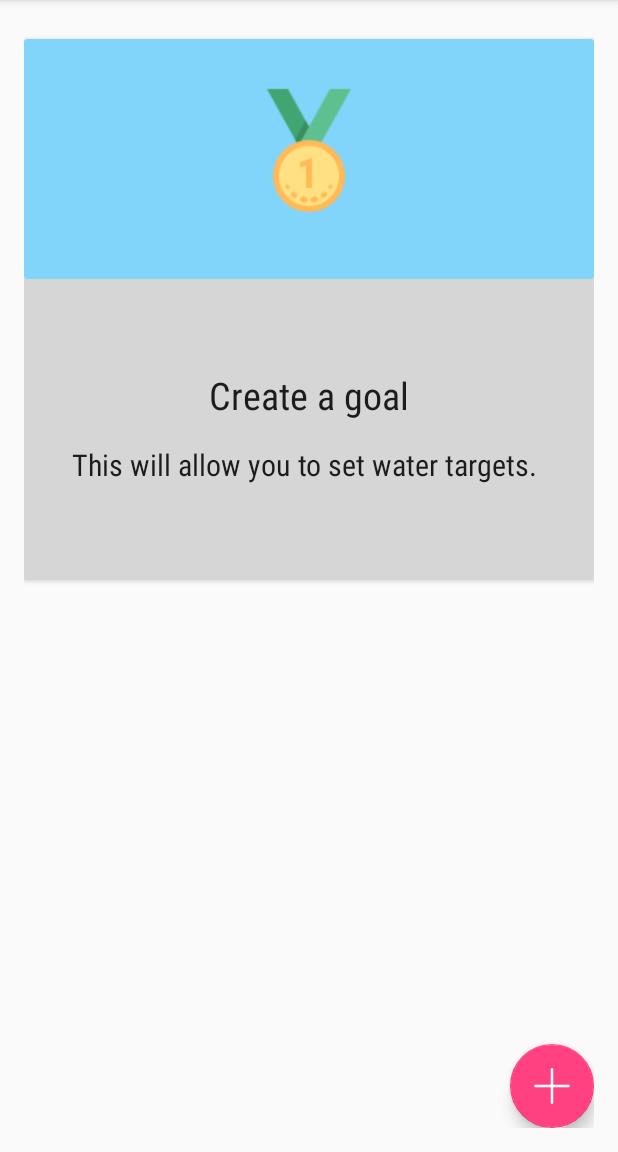
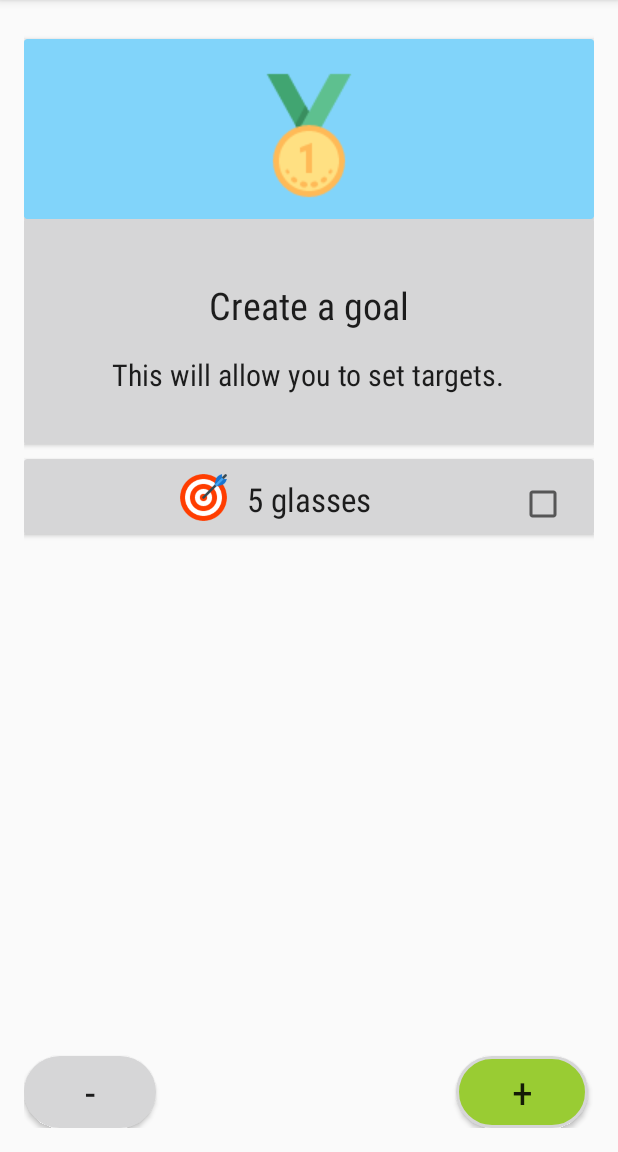
Before and after one commit to nathanoodler29/CleanDrinksApp, an Android app: the GoalActivity screen opened directly, with no data from a screen before it, on a phone screen of 412 x 824 dp, the part 84-1236 px from its top. Run offline under Robolectric (Android 15) with nearby library versions, the phone set to English and light mode, and no system bars.

Commit message:
Updated id's for goal activity and added extra layout attributes to make it compatible with API15, 17 and current API.

```diff
--- a/app/src/main/AndroidManifest.xml
+++ b/app/src/main/AndroidManifest.xml
@@ -30,7 +30,15 @@
         </activity>
         <activity android:name=".SettingsActivity" />
         <activity android:name=".DrinksCategoryTypes" />
-        <activity android:name=".GoalActivity"></activity>
+        <activity android:name=".GoalActivity">
+
+            <intent-filter>
+                <action android:name="android.intent.action.MAIN" />
+
+                <category android:name="android.intent.category.LAUNCHER" />
+            </intent-filter>
+
+        </activity>
     </application>
 
 </manifest>
--- /dev/null
+++ b/app/src/main/res/drawable/circle_green_button.xml
@@ -0,0 +1,16 @@
+<?xml version="1.0" encoding="utf-8"?>
+<shape xmlns:android="http://schemas.android.com/apk/res/android"
+
+    android:shape="rectangle">
+    <corners android:radius="1000dp" />
+    <solid android:color="#99cc33" />
+    <stroke
+        android:width="2dip"
+        android:color="@color/dark_grey" />
+    <padding
+        android:bottom="4dp"
+        android:left="4dp"
+        android:right="4dp"
+        android:top="4dp" />
+</shape>
+    <!--http://www.viralandroid.com/2016/01/circular-button-with-icon-and-text-in-android.html-->
--- /dev/null
+++ b/app/src/main/res/drawable/circle_red_button.xml
@@ -0,0 +1,16 @@
+<?xml version="1.0" encoding="utf-8"?>
+<shape xmlns:android="http://schemas.android.com/apk/res/android"
+
+    android:shape="rectangle">
+    <corners android:radius="1000dp" />
+    <solid android:color="@color/light_grey" />
+    <stroke
+        android:width="2dip"
+        android:color="@color/dark_grey" />
+    <padding
+        android:bottom="4dp"
+        android:left="4dp"
+        android:right="4dp"
+        android:top="4dp" />
+</shape>
+    <!--http://www.viralandroid.com/2016/01/circular-button-with-icon-and-text-in-android.html-->
--- a/app/src/main/res/layout/activity_goal.xml
+++ b/app/src/main/res/layout/activity_goal.xml
@@ -13,25 +13,23 @@
 
 
     <android.support.v7.widget.CardView
-        android:id="@+id/notifications_card"
+        android:id="@+id/goal_heading_card"
         android:layout_width="400dp"
-        android:layout_height="160dp"
+        android:layout_height="120dp"
         android:layout_alignParentLeft="true"
         android:layout_alignParentStart="true"
-        android:layout_below="@+id/profile_card"
         android:layout_marginTop="10dp"
         android:foregroundGravity="center_horizontal"
         card_view:cardBackgroundColor="@color/splash_background">
 
 
         <ImageView
-            android:id="@+id/smart_phone_image"
+            android:id="@+id/goal_image_heading"
             android:layout_width="96dp"
             android:layout_height="96dp"
             android:layout_gravity="center_horizontal"
-            android:layout_marginTop="25dp"
-            android:contentDescription=""
-
+            android:layout_marginTop="15dp"
+            android:contentDescription="@string/goal_gold_medal_image_content_description"
             android:foregroundGravity="center_horizontal"
             android:src="@drawable/goal_medal_new" />
 
@@ -42,55 +40,119 @@
     <android.support.v7.widget.CardView
         android:id="@+id/create_a_goal"
         android:layout_width="400dp"
-        android:layout_height="200dp"
+        android:layout_height="150dp"
         android:layout_alignParentLeft="true"
         android:layout_alignParentStart="true"
-        android:layout_below="@+id/notifications_card"
+        android:layout_below="@+id/goal_heading_card"
         android:foregroundGravity="center_horizontal"
         card_view:cardBackgroundColor="@color/white">
 
 
         <TextView
-            android:id="@+id/smart_phone_text"
+            android:id="@+id/goal_parent_heading"
             style="@style/receipt_child_values"
             android:layout_width="wrap_content"
             android:layout_height="wrap_content"
             android:layout_below="@+id/profile_text"
             android:layout_gravity="center_horizontal"
-            android:paddingTop="60dp"
-            android:text="Create a goal"
+            android:paddingTop="40dp"
+            android:text="@string/goal_parent_heading"
             android:textSize="25sp"
 
             />
 
         <TextView
-            android:id="@+id/paragraph_text"
+            android:id="@+id/goal_paragraph_text"
             style="@style/receipt_child_values"
             android:layout_width="wrap_content"
             android:layout_height="wrap_content"
             android:layout_below="@+id/profile_text"
             android:layout_gravity="center_horizontal"
-            android:paddingTop="110dp"
-            android:text="This will allow you to set water targets. "
+            android:paddingTop="90dp"
+            android:text="@string/goal_child_paragraph"
             android:textSize="20sp"
 
             />
 
+
     </android.support.v7.widget.CardView>
 
 
-    <android.support.design.widget.FloatingActionButton
-        android:id="@+id/add_drink_button"
+    <android.support.v7.widget.CardView
+        android:id="@+id/goals"
+        android:layout_width="400dp"
+        android:layout_height="50dp"
+        android:layout_alignParentLeft="true"
+        android:layout_alignParentStart="true"
+        android:layout_below="@+id/create_a_goal"
+        android:layout_marginTop="10dp"
+        android:foregroundGravity="center_horizontal"
+        card_view:cardBackgroundColor="@color/white">
+
+
+        <TextView
+            android:id="@+id/goal_heading_value"
+            style="@style/receipt_child_values"
+            android:layout_width="wrap_content"
+            android:layout_height="wrap_content"
+            android:layout_gravity="center_horizontal"
+            android:layout_marginTop="12dp"
+            android:text="@string/goal_placeholder_text"
+            android:textSize="22sp"
+
+            />
+
+        <ImageView
+            android:id="@+id/goal_icon"
+            android:layout_width="39dp"
+            android:layout_height="39dp"
+            android:layout_gravity="center_horizontal"
+            android:layout_marginEnd="70dp"
+            android:layout_marginRight="70dp"
+            android:layout_marginTop="6dp"
+            android:contentDescription="@string/goal_target_image_content_description"
+            android:foregroundGravity="center_horizontal"
+            android:src="@drawable/goal_icon" />
+
+        <CheckBox
+            android:layout_width="50dp"
+            android:layout_height="match_parent"
+            android:layout_gravity="end"
+            android:layout_marginTop="10dp" />
+
+    </android.support.v7.widget.CardView>
+
+
+    <Button
+        android:id="@+id/add_drink_goal"
+        style="@style/receipt_child_values"
         android:layout_width="wrap_content"
         android:layout_height="wrap_content"
         android:layout_alignParentBottom="true"
-        android:layout_alignParentEnd="true"
-        android:layout_alignParentRight="true"
-        android:src="@drawable/plussymbol"
+        android:layout_marginLeft="200dp"
+        android:layout_marginStart="200dp"
+        android:layout_toEndOf="@+id/remove_drink_goal"
+        android:layout_toRightOf="@+id/remove_drink_goal"
+        android:background="@drawable/circle_green_button"
+        android:contentDescription="@string/goal_add_button_content_description"
+        android:text="@string/goal_add_button_icon_text"
+        android:textSize="28sp"
 
-        >
+        />
 
-    </android.support.design.widget.FloatingActionButton>
+    <Button
+        android:id="@+id/remove_drink_goal"
+        style="@style/receipt_child_values"
+        android:layout_width="wrap_content"
+        android:layout_height="wrap_content"
+        android:layout_alignParentBottom="true"
+        android:layout_alignParentLeft="true"
+        android:layout_alignParentStart="true"
+        android:background="@drawable/circle_red_button"
+        android:contentDescription="@string/goal_remove_button_content_description"
+        android:text="@string/goal_remove_button_icon_text"
+        android:textSize="28sp"
 
+        />
 
 </RelativeLayout>
--- a/app/src/main/res/values/strings.xml
+++ b/app/src/main/res/values/strings.xml
@@ -120,6 +120,23 @@
 
     <string name="settings_notification_smartwatch">Smartwatch</string>
 
+    <string name="goal_gold_medal_image_content_description">Gold medal image</string>
+
+    <string name="goal_parent_heading">Create a goal</string>
+
+    <string name="goal_child_paragraph">This will allow you to set  targets.</string>
+
+    <string name="goal_placeholder_text">5 glasses</string>
+
+    <string name="goal_target_image_content_description">Image of a target with an arrow inside, to represent a target goal.</string>
+
+    <string name="goal_add_button_content_description">Add goal button</string>
+
+    <string name="goal_remove_button_content_description">Remove goal button</string>
+
+    <string name="goal_add_button_icon_text">+</string>
+
+    <string name="goal_remove_button_icon_text">-</string>
 
 
 </resources>
```
Also changed, not shown: app/src/main/res/drawable/goal_icon.png (added).
